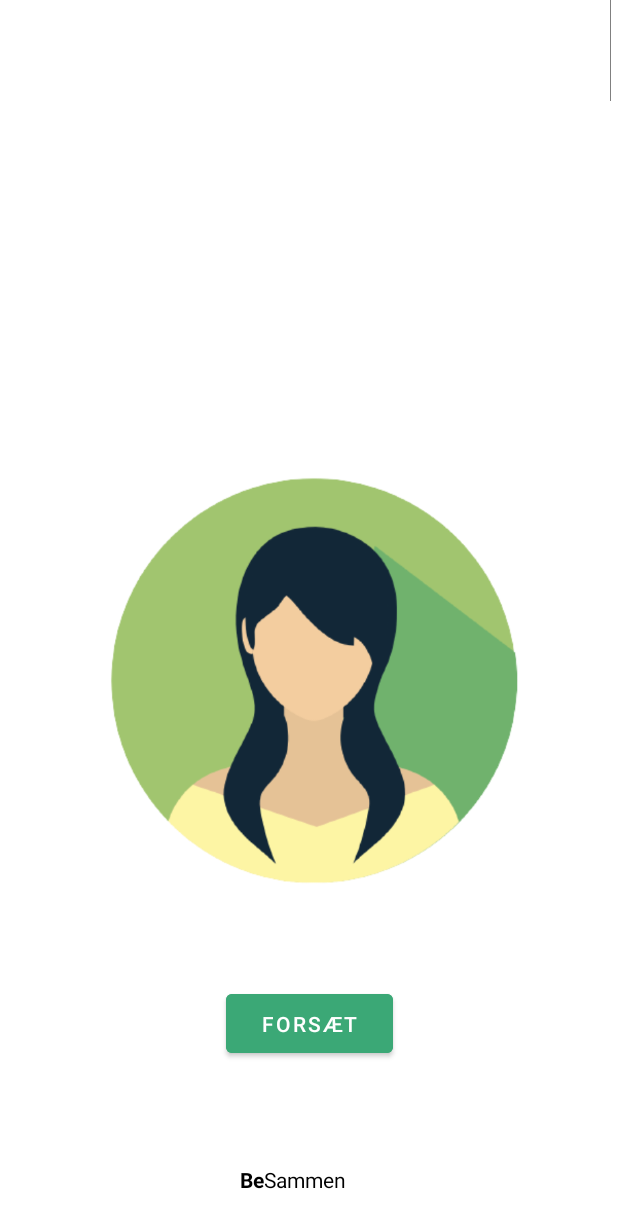
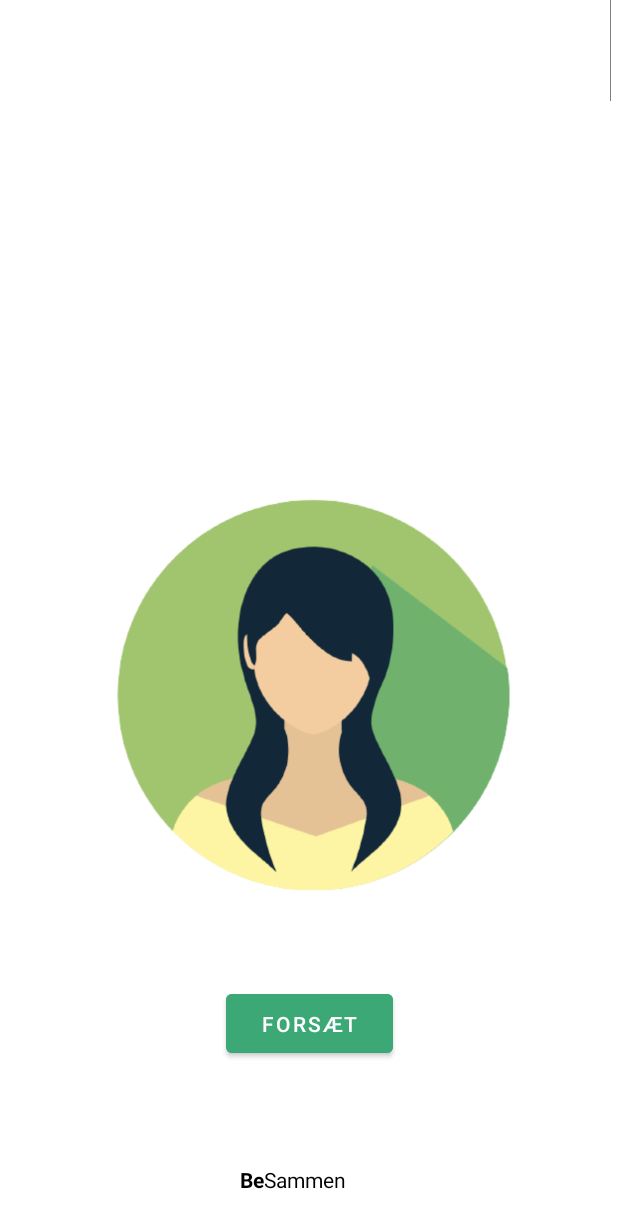
Before and after one commit to Amalie956/BeSammen, an Android app: the layout activity_welcome.xml on its own in the app's theme, with its tools: preview values and no code run, on a phone screen of 412 x 824 dp. Shown: the top 1228 px of the screen. Run offline under Robolectric (Android 15) with nearby library versions, the phone set to English and light mode, and no system bars.

Commit message:
Renset koden i layouts

```diff
--- a/app/src/main/res/layout/activity_event_meet_people.xml
+++ b/app/src/main/res/layout/activity_event_meet_people.xml
@@ -29,13 +29,7 @@
         android:textSize="12dp"
         app:layout_constraintBottom_toBottomOf="parent"
         app:layout_constraintEnd_toEndOf="parent"
-
         app:layout_constraintStart_toStartOf="parent" />
-        app:layout_constraintHorizontal_bias="0.508"
-        app:layout_constraintStart_toStartOf="parent"
-        android:onClick="participateButton"
-        app:layout_constraintTop_toBottomOf="@+id/imageView3"
-        app:layout_constraintVertical_bias="0.901" />
 
 
     <TextView
--- a/app/src/main/res/layout/activity_message.xml
+++ b/app/src/main/res/layout/activity_message.xml
@@ -22,6 +22,7 @@
             android:dividerHeight="0dp"
             android:layout_weight="1" >
         </ListView>
+
 
         <LinearLayout
             android:layout_width="match_parent"
--- a/app/src/main/res/layout/activity_welcome.xml
+++ b/app/src/main/res/layout/activity_welcome.xml
@@ -40,8 +40,8 @@
 
     <ImageView
         android:id="@+id/imageViewButton"
-        android:layout_width="368dp"
-        android:layout_height="395dp"
+        android:layout_width="355dp"
+        android:layout_height="376dp"
         android:layout_marginBottom="4dp"
         app:layout_constraintBottom_toTopOf="@+id/continuebtn"
         app:layout_constraintEnd_toEndOf="parent"
```
